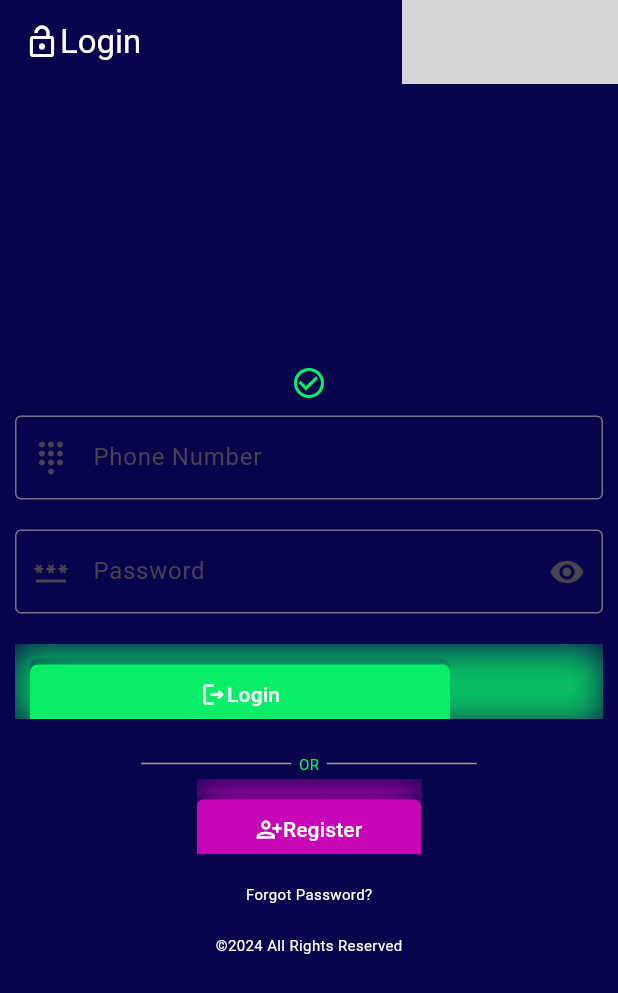
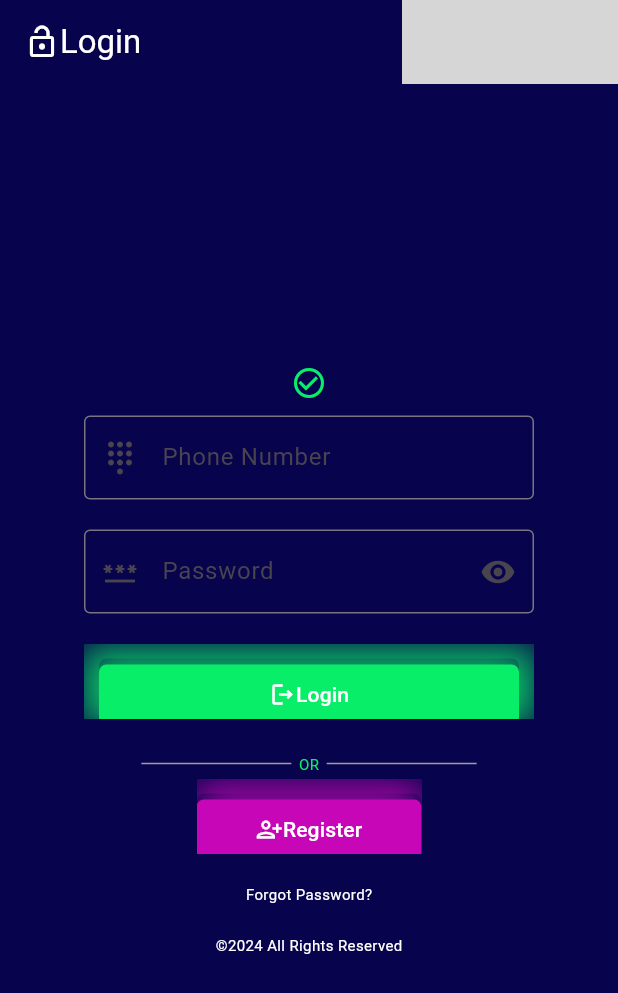
Before and after one commit to yourmarketbasket/vendors, a Flutter app: the screen it shows after launch, on a phone screen of 412 x 824 dp. Shown: the top 993 px of the screen. Run offline on Flutter 3.47's test engine with Material 3 defaults, Android fonts, the phone set to English and light mode, and no system bars; our stand-ins replace cached_network_image, get, shared_preferences; missing offline and left inert: bitsdojo_window; grey boxes are pictures that could not be loaded.

Commit message:
new changes

```diff
--- a/lib/screens/login.dart
+++ b/lib/screens/login.dart
@@ -68,6 +68,10 @@ void initState() {
         ],
       ),
       body: Center(
+        child: Container(
+          height: 500,
+          width: 320,
+          child: Center(
             child: Padding(
               padding: const EdgeInsets.all(10.0),
               child: Column(
@@ -277,6 +281,8 @@ void initState() {
               ),
             ),
           ),
+        ),
+      ),
     );
   }
 
```
Lines whose indentation alone changed are shown as unchanged.
